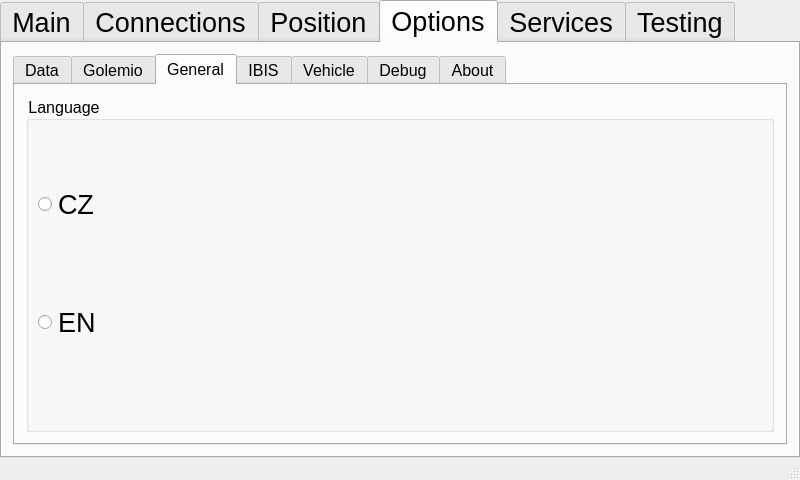
This is mainwindow.ui in frutabruta/VDV301tester as Qt 5 draws it before an edit. The edited form follows.
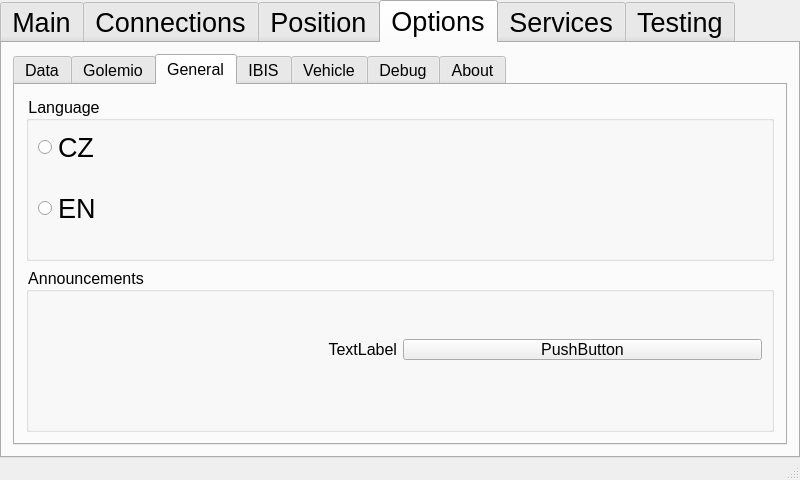
This is the edited form. The open tabs and pages were chosen to show the change.

Patch:
```diff
--- a/mainwindow.ui
+++ b/mainwindow.ui
@@ -2263,6 +2263,32 @@
               </layout>
              </widget>
             </item>
+            <item>
+             <widget class="QGroupBox" name="groupBox_3">
+              <property name="title">
+               <string>Announcements</string>
+              </property>
+              <layout class="QHBoxLayout" name="horizontalLayout_27">
+               <item>
+                <widget class="QLabel" name="label_configurationAnnouncementFolder">
+                 <property name="text">
+                  <string>TextLabel</string>
+                 </property>
+                 <property name="alignment">
+                  <set>Qt::AlignmentFlag::AlignRight|Qt::AlignmentFlag::AlignTrailing|Qt::AlignmentFlag::AlignVCenter</set>
+                 </property>
+                </widget>
+               </item>
+               <item>
+                <widget class="QPushButton" name="pushButton_configurationAnnouncementFolder">
+                 <property name="text">
+                  <string>PushButton</string>
+                 </property>
+                </widget>
+               </item>
+              </layout>
+             </widget>
+            </item>
            </layout>
           </widget>
           <widget class="QWidget" name="tab_8">
```
Left out of the diff: 4 changed lines with no effect on the pictures.
